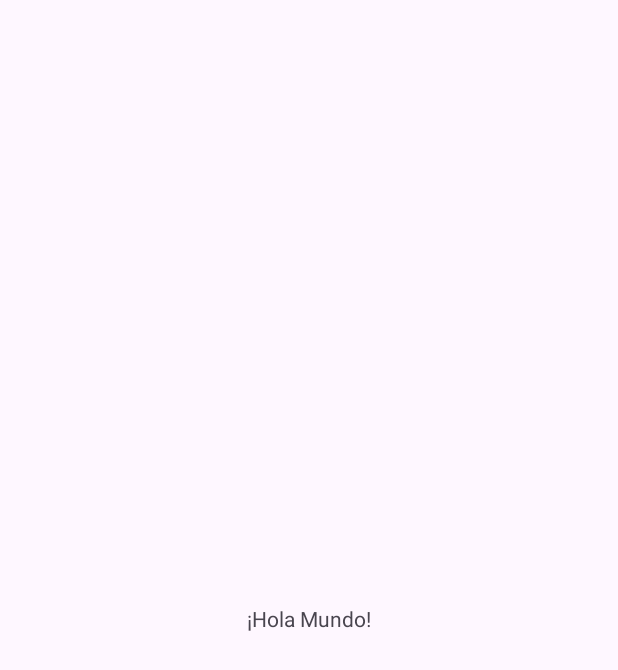
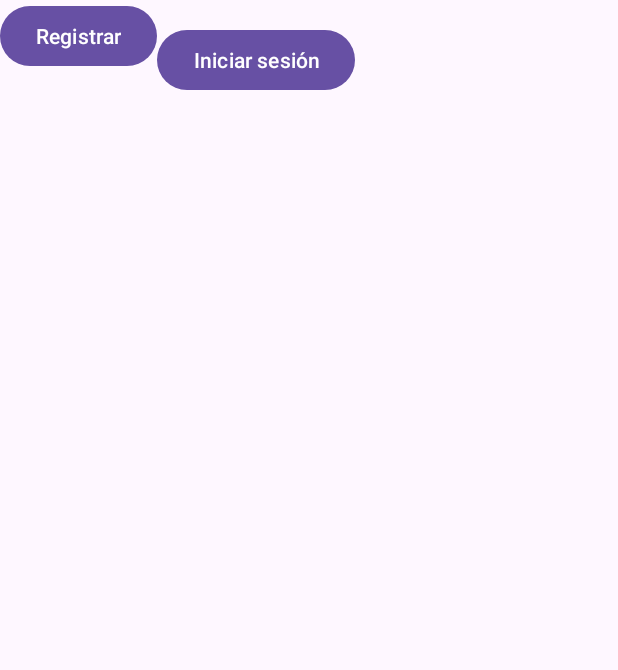
Before and after one commit to edga20041/Desarrollo_Aplicaciones, an Android app: the screen it shows after launch (MainActivity), on a phone screen of 412 x 824 dp. Before the commit the part shown is almost empty. Shown: the top 670 px of the screen. Run offline under Robolectric (Android 15) with nearby library versions, the phone set to English and light mode, and no system bars.

Commit message:
Login y Register // Auth

```diff
--- a/app/src/main/AndroidManifest.xml
+++ b/app/src/main/AndroidManifest.xml
@@ -1,4 +1,3 @@
-<?xml version="1.0" encoding="utf-8"?>
 <manifest xmlns:android="http://schemas.android.com/apk/res/android"
     xmlns:tools="http://schemas.android.com/tools">
 
@@ -17,10 +16,11 @@
             android:exported="true">
             <intent-filter>
                 <action android:name="android.intent.action.MAIN" />
-
                 <category android:name="android.intent.category.LAUNCHER" />
             </intent-filter>
         </activity>
+        <activity android:name=".LogReg.LoginActivity" android:exported="true" />
+        <activity android:name=".LogReg.RegisterActivity" android:exported="true" />
     </application>
 
 </manifest>
--- a/app/src/main/java/com/example/desarrollo_aplicaciones/MainActivity.java
+++ b/app/src/main/java/com/example/desarrollo_aplicaciones/MainActivity.java
@@ -1,24 +1,31 @@
 package com.example.desarrollo_aplicaciones;
 
+import android.content.Intent;
 import android.os.Bundle;
+import android.widget.Button;
+import androidx.appcompat.app.AppCompatActivity;
 
-import androidx.activity.EdgeToEdge;
-import androidx.appcompat.app.AppCompatActivity;
-import androidx.core.graphics.Insets;
-import androidx.core.view.ViewCompat;
-import androidx.core.view.WindowInsetsCompat;
+import com.example.desarrollo_aplicaciones.LogReg.LoginActivity;
+import com.example.desarrollo_aplicaciones.LogReg.RegisterActivity;
 
 public class MainActivity extends AppCompatActivity {
 
     @Override
     protected void onCreate(Bundle savedInstanceState) {
         super.onCreate(savedInstanceState);
-        EdgeToEdge.enable(this);
         setContentView(R.layout.activity_main);
-        ViewCompat.setOnApplyWindowInsetsListener(findViewById(R.id.main), (v, insets) -> {
-            Insets systemBars = insets.getInsets(WindowInsetsCompat.Type.systemBars());
-            v.setPadding(systemBars.left, systemBars.top, systemBars.right, systemBars.bottom);
-            return insets;
+
+        Button registerButton = findViewById(R.id.registerButton);
+        Button loginButton = findViewById(R.id.loginButton);
+
+        registerButton.setOnClickListener(v -> {
+            Intent registerIntent = new Intent(MainActivity.this, RegisterActivity.class);
+            startActivity(registerIntent);
+        });
+
+        loginButton.setOnClickListener(v -> {
+            Intent loginIntent = new Intent(MainActivity.this, LoginActivity.class);
+            startActivity(loginIntent);
         });
     }
 }
--- a/app/src/main/res/layout/activity_main.xml
+++ b/app/src/main/res/layout/activity_main.xml
@@ -1,19 +1,23 @@
 <?xml version="1.0" encoding="utf-8"?>
-<androidx.constraintlayout.widget.ConstraintLayout xmlns:android="http://schemas.android.com/apk/res/android"
-    xmlns:app="http://schemas.android.com/apk/res-auto"
-    xmlns:tools="http://schemas.android.com/tools"
-    android:id="@+id/main"
+<LinearLayout xmlns:android="http://schemas.android.com/apk/res/android"
     android:layout_width="match_parent"
-    android:layout_height="match_parent"
-    tools:context=".MainActivity">
+    android:layout_height="match_parent">
 
-    <TextView
+    <Button
+        android:id="@+id/registerButton"
         android:layout_width="wrap_content"
         android:layout_height="wrap_content"
-        android:text="¡Hola Mundo!"
-        app:layout_constraintBottom_toBottomOf="parent"
-        app:layout_constraintEnd_toEndOf="parent"
-        app:layout_constraintStart_toStartOf="parent"
-        app:layout_constraintTop_toTopOf="parent" />
+        android:text="Registrar"
+        android:layout_centerHorizontal="true"
+        android:layout_centerVertical="true"/>
 
-</androidx.constraintlayout.widget.ConstraintLayout>
+    <Button
+        android:id="@+id/loginButton"
+        android:layout_width="wrap_content"
+        android:layout_height="wrap_content"
+        android:text="Iniciar sesión"
+        android:layout_below="@id/registerButton"
+        android:layout_centerHorizontal="true"
+        android:layout_marginTop="16dp"/>
+
+</LinearLayout>
--- a/gradle.properties
+++ b/gradle.properties
@@ -19,3 +19,5 @@ android.useAndroidX=true
 # resources declared in the library itself and none from the library's dependencies,
 # thereby reducing the size of the R class for that library
 android.nonTransitiveRClass=true
+android.defaults.buildfeatures.buildconfig=true
+android.nonFinalResIds=false
--- a/gradle/libs.versions.toml
+++ b/gradle/libs.versions.toml
@@ -7,6 +7,7 @@ appcompat = "1.6.1"
 material = "1.10.0"
 activity = "1.8.0"
 constraintlayout = "2.1.4"
+firebaseFirestore = "25.1.2"
 
 [libraries]
 junit = { group = "junit", name = "junit", version.ref = "junit" }
@@ -16,6 +17,7 @@ appcompat = { group = "androidx.appcompat", name = "appcompat", version.ref = "a
 material = { group = "com.google.android.material", name = "material", version.ref = "material" }
 activity = { group = "androidx.activity", name = "activity", version.ref = "activity" }
 constraintlayout = { group = "androidx.constraintlayout", name = "constraintlayout", version.ref = "constraintlayout" }
+firebase-firestore = { group = "com.google.firebase", name = "firebase-firestore", version.ref = "firebaseFirestore" }
 
 [plugins]
 android-application = { id = "com.android.application", version.ref = "agp" }
```
Also changed, not shown: app/build.gradle (+11 -4 lines), build.gradle (+9 -3 lines).
